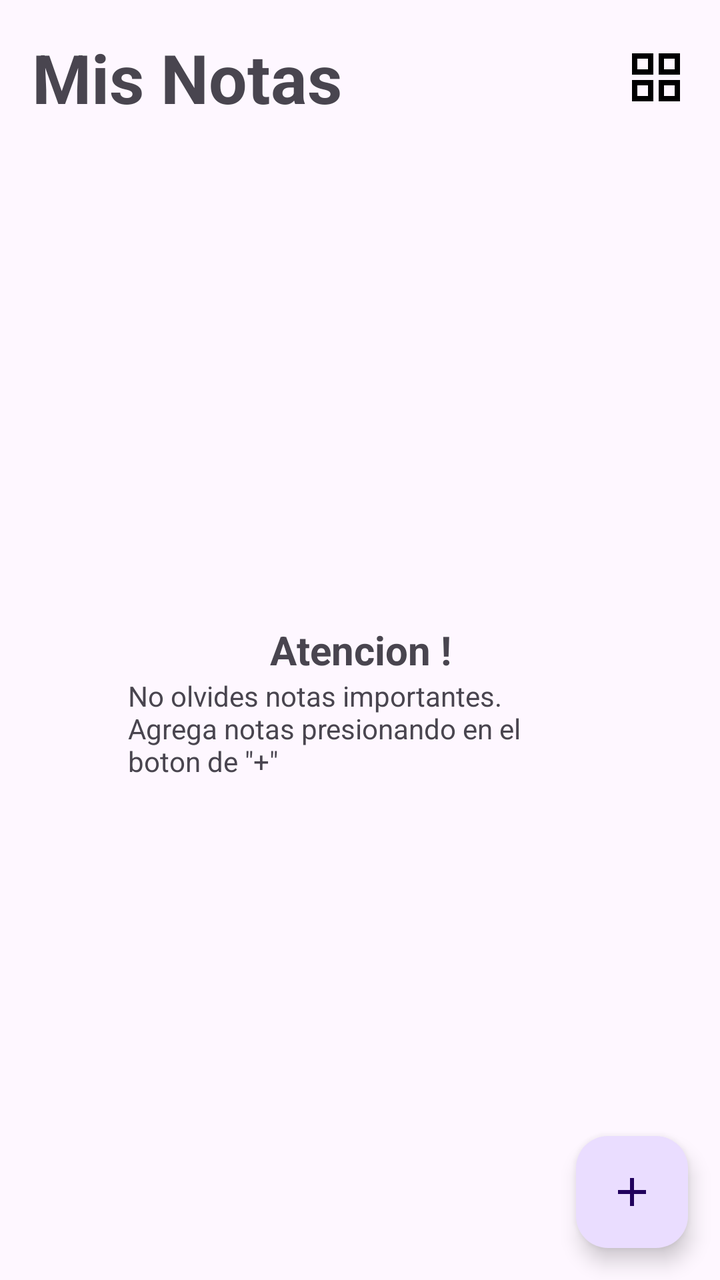
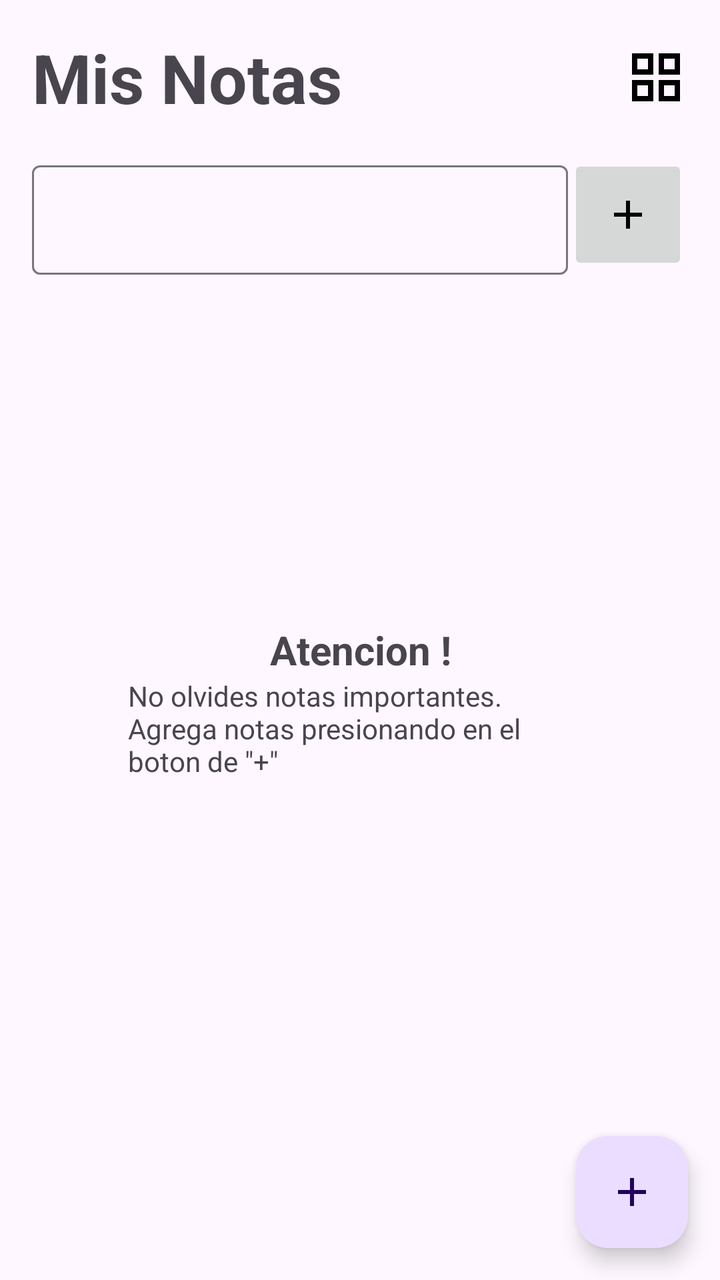

Screens rendered from an Android XML layout before and after an edit, with the pre-edit source and the edit as a unified diff.
<!-- AndroidManifest.xml: application theme Theme.SimpleTakeNotes -->
<!-- res/layout/activity_notes.xml -->
<?xml version="1.0" encoding="utf-8"?>
<androidx.constraintlayout.widget.ConstraintLayout xmlns:android="http://schemas.android.com/apk/res/android"
    xmlns:app="http://schemas.android.com/apk/res-auto"
    xmlns:tools="http://schemas.android.com/tools"
    android:id="@+id/main"
    android:layout_width="match_parent"
    android:layout_height="match_parent"
    tools:context=".presentation.NotesActivity">

    <androidx.recyclerview.widget.RecyclerView
        android:id="@+id/rvNotes"
        android:layout_width="0dp"
        android:layout_height="0dp"
        android:layout_marginTop="16dp"
        android:visibility="gone"
        app:layout_constraintBottom_toBottomOf="parent"
        app:layout_constraintEnd_toEndOf="parent"
        app:layout_constraintHorizontal_bias="0.5"
        app:layout_constraintStart_toStartOf="parent"
        app:layout_constraintTop_toBottomOf="@+id/textView"
        tools:itemCount="10"
        tools:listitem="@layout/item_note" />

    <TextView
        android:id="@+id/textView"
        android:layout_width="wrap_content"
        android:layout_height="wrap_content"
        android:layout_marginStart="16dp"
        android:layout_marginTop="16dp"
        android:text="Mis Notas"
        android:textSize="34sp"
        android:textStyle="bold"
        app:layout_constraintStart_toStartOf="parent"
        app:layout_constraintTop_toTopOf="parent" />

    <ImageView
        android:id="@+id/ivTypeList"
        android:layout_width="32dp"
        android:layout_height="32dp"
        android:layout_marginEnd="16dp"
        app:layout_constraintBottom_toBottomOf="@+id/textView"
        app:layout_constraintEnd_toEndOf="parent"
        app:layout_constraintTop_toTopOf="@+id/textView"
        app:srcCompat="@drawable/icon_grid" />

    <LinearLayout
        android:id="@+id/llMessage"
        android:layout_width="0dp"
        android:layout_height="wrap_content"
        android:layout_marginStart="64dp"
        android:layout_marginEnd="64dp"
        android:orientation="vertical"
        app:layout_constraintBottom_toBottomOf="parent"
        app:layout_constraintEnd_toEndOf="parent"
        app:layout_constraintStart_toStartOf="parent"
        app:layout_constraintTop_toBottomOf="@+id/textView">

        <TextView
            android:id="@+id/textView2"
            android:layout_width="match_parent"
            android:layout_height="wrap_content"
            android:gravity="center"
            android:text="Atencion !"
            android:textSize="20sp"
            android:textStyle="bold" />

        <TextView
            android:id="@+id/textView3"
            android:layout_width="match_parent"
            android:layout_height="wrap_content"
            android:text="No olvides notas importantes. Agrega notas presionando en el boton de &quot;+&quot;" />
    </LinearLayout>

    <com.google.android.material.floatingactionbutton.FloatingActionButton
        android:id="@+id/fabAdd"
        android:layout_width="wrap_content"
        android:layout_height="wrap_content"
        android:layout_marginEnd="16dp"
        android:layout_marginBottom="16dp"
        android:clickable="true"
        app:layout_constraintBottom_toBottomOf="parent"
        app:layout_constraintEnd_toEndOf="parent"
        app:srcCompat="@drawable/icon_add" />
</androidx.constraintlayout.widget.ConstraintLayout>
<!-- res/layout/item_note.xml (included above) -->
<?xml version="1.0" encoding="utf-8"?>
<LinearLayout xmlns:android="http://schemas.android.com/apk/res/android"
    android:id="@+id/linearLayout"
    android:layout_width="match_parent"
    android:layout_height="wrap_content"
    android:orientation="vertical"
    android:padding="16dp">

    <TextView
        android:id="@+id/tvTitle"
        android:layout_width="match_parent"
        android:layout_height="wrap_content"
        android:text="Titulo"
        android:textSize="24sp"
        android:textStyle="bold" />

    <TextView
        android:id="@+id/tvContent"
        android:layout_width="match_parent"
        android:layout_height="wrap_content"
        android:layout_marginTop="8dp"
        android:text="Lorem Ipsum is simply dummy text of the printing and typesetting industry. Lorem Ipsum has been the industry's standard dummy text ever since the 1500s, when an unknown printer took a galley of type and scrambled it to make a type specimen book. It has survived not only five centuries" />

    <TextView
        android:id="@+id/tvDate"
        android:layout_width="match_parent"
        android:layout_height="wrap_content"
        android:layout_marginTop="16dp"
        android:gravity="end"
        android:text="12/12/2026" />
</LinearLayout>
<!-- resources referenced by this layout -->
<resources>
  <!-- drawable icon_add (drawable) -->
  <vector xmlns:android="http://schemas.android.com/apk/res/android" android:height="24dp" android:tint="#000000" android:viewportHeight="960" android:viewportWidth="960" android:width="24dp">
        
      <path android:fillColor="@android:color/white" android:pathData="M440,520L200,520L200,440L440,440L440,200L520,200L520,440L760,440L760,520L520,520L520,760L440,760L440,520Z"/>
      
  </vector>
  <!-- drawable icon_grid (drawable) -->
  <vector xmlns:android="http://schemas.android.com/apk/res/android" android:height="24dp" android:tint="#000000" android:viewportHeight="24" android:viewportWidth="24" android:width="24dp">
        
      <path android:fillColor="@android:color/white" android:fillType="evenOdd" android:pathData="M3,3v8h8L11,3L3,3zM9,9L5,9L5,5h4v4zM3,13v8h8v-8L3,13zM9,19L5,19v-4h4v4zM13,3v8h8L21,3h-8zM19,9h-4L15,5h4v4zM13,13v8h8v-8h-8zM19,19h-4v-4h4v4z"/>
      
  </vector>
  <style name="Theme.SimpleTakeNotes" parent="Base.Theme.SimpleTakeNotes" />
  <style name="Base.Theme.SimpleTakeNotes" parent="Theme.Material3.DayNight.NoActionBar">
          
          
      </style>
</resources>

<!-- the commit's change to res/layout/activity_notes.xml (unified diff, before → after) -->
@@ -11,13 +11,13 @@
         android:id="@+id/rvNotes"
         android:layout_width="0dp"
         android:layout_height="0dp"
-        android:layout_marginTop="16dp"
+        android:layout_marginTop="8dp"
         android:visibility="gone"
         app:layout_constraintBottom_toBottomOf="parent"
         app:layout_constraintEnd_toEndOf="parent"
         app:layout_constraintHorizontal_bias="0.5"
         app:layout_constraintStart_toStartOf="parent"
-        app:layout_constraintTop_toBottomOf="@+id/textView"
+        app:layout_constraintTop_toBottomOf="@+id/linearLayout2"
         tools:itemCount="10"
         tools:listitem="@layout/item_note" />
 
@@ -81,6 +81,40 @@
         app:layout_constraintBottom_toBottomOf="parent"
         app:layout_constraintEnd_toEndOf="parent"
         app:srcCompat="@drawable/icon_add" />
+
+    <LinearLayout
+        android:id="@+id/linearLayout2"
+        android:layout_width="0dp"
+        android:layout_height="wrap_content"
+        android:layout_marginStart="16dp"
+        android:layout_marginTop="16dp"
+        android:layout_marginEnd="16dp"
+        android:orientation="horizontal"
+        app:layout_constraintEnd_toEndOf="parent"
+        app:layout_constraintHorizontal_bias="0.5"
+        app:layout_constraintStart_toStartOf="parent"
+        app:layout_constraintTop_toBottomOf="@+id/textView">
+
+        <com.google.android.material.textfield.TextInputLayout
+            android:id="@+id/tilUrgentNote"
+            android:layout_width="wrap_content"
+            android:layout_height="match_parent"
+            android:layout_weight="1">
+
+            <com.google.android.material.textfield.TextInputEditText
+                android:id="@+id/etUrgentNote"
+                android:layout_width="match_parent"
+                android:layout_height="wrap_content" />
+        </com.google.android.material.textfield.TextInputLayout>
+
+        <ImageButton
+            android:id="@+id/btnUrgentSave"
+            android:layout_width="wrap_content"
+            android:layout_height="wrap_content"
+            android:layout_weight="0"
+            android:padding="18dp"
+            app:srcCompat="@drawable/icon_add" />
+    </LinearLayout>
 </androidx.constraintlayout.widget.ConstraintLayout>
 <!-- res/layout/item_note.xml (included above) -->
 <?xml version="1.0" encoding="utf-8"?>
